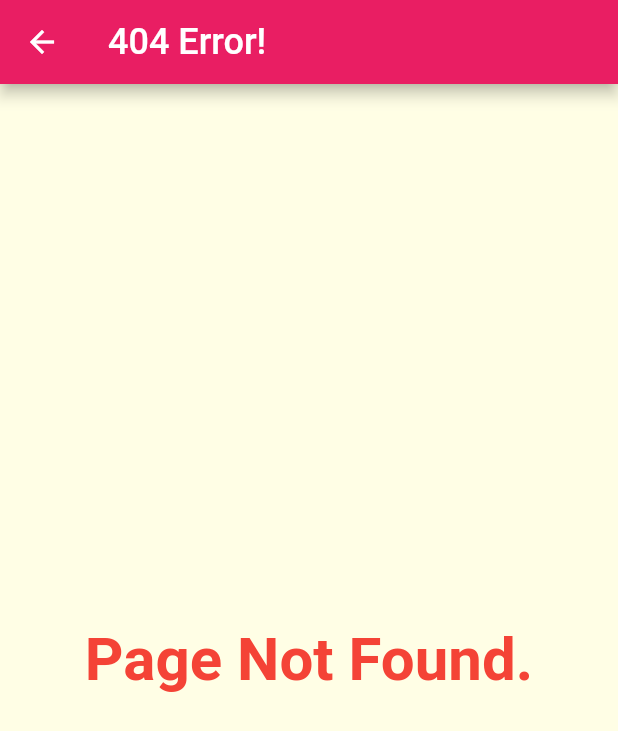
After one commit to pd28CSE/Flutter_Meals_App_New, a Flutter app: the PageNotFoundErrorMessageScreen screen opened directly, on a phone screen of 412 x 824 dp. The commit adds this screen. Shown: the top 731 px of the screen. Run offline on Flutter 3.47's test engine with Material 2 defaults, Android fonts, the phone set to English and light mode, and no system bars.

Commit message:
work with onUnknownRoute Called when onGenerateRoute fails to generate a route, This used for error handling.

```diff
--- a/lib/main.dart
+++ b/lib/main.dart
@@ -3,6 +3,7 @@ import 'package:flutter/material.dart';
 import './screens/categories_screen.dart';
 import './screens/category_meals_screen.dart';
 import './screens/meal_detail_screen.dart';
+import 'screens/page_not_found_error_screen.dart';
 
 void main() => runApp(const MyApp());
 
@@ -50,13 +51,14 @@ class MyApp extends StatelessWidget {
                     mealId: routeArgs,
                   ));
         }
-        // else if(settings.name == 'other routes'){
+        // else if (settings.name == 'other routes') {
         //   return MaterialPageRoute(builder: (cntxt) => AnyOtherScreen());
         // }
-        else {
-          return MaterialPageRoute(
-              builder: (cntxt) => const CategoriesScreen());
-        }
+      },
+      onUnknownRoute: (settings) {
+        return MaterialPageRoute(
+          builder: (cntxt) => const PageNotFoundErrorMessageScreen(),
+        );
       },
     );
   }
--- /dev/null
+++ b/lib/screens/page_not_found_error_screen.dart
@@ -0,0 +1,24 @@
+import 'package:flutter/material.dart';
+
+class PageNotFoundErrorMessageScreen extends StatelessWidget {
+  const PageNotFoundErrorMessageScreen({super.key});
+
+  @override
+  Widget build(BuildContext context) {
+    return Scaffold(
+      appBar: AppBar(
+        title: const Text('404 Error!'),
+      ),
+      body: const Center(
+        child: Text(
+          'Page Not Found.',
+          style: TextStyle(
+            color: Colors.red,
+            fontSize: 40,
+            fontWeight: FontWeight.bold,
+          ),
+        ),
+      ),
+    );
+  }
+}
```
